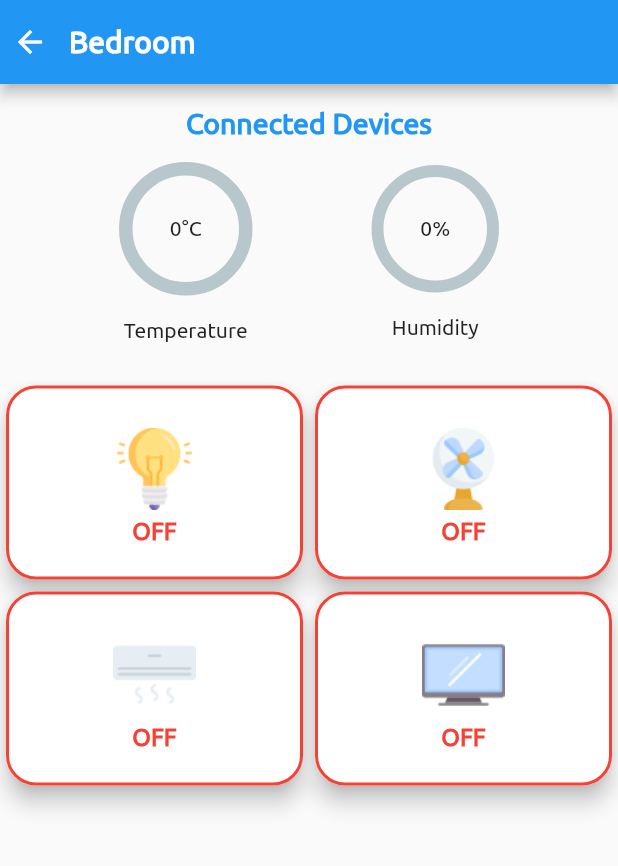
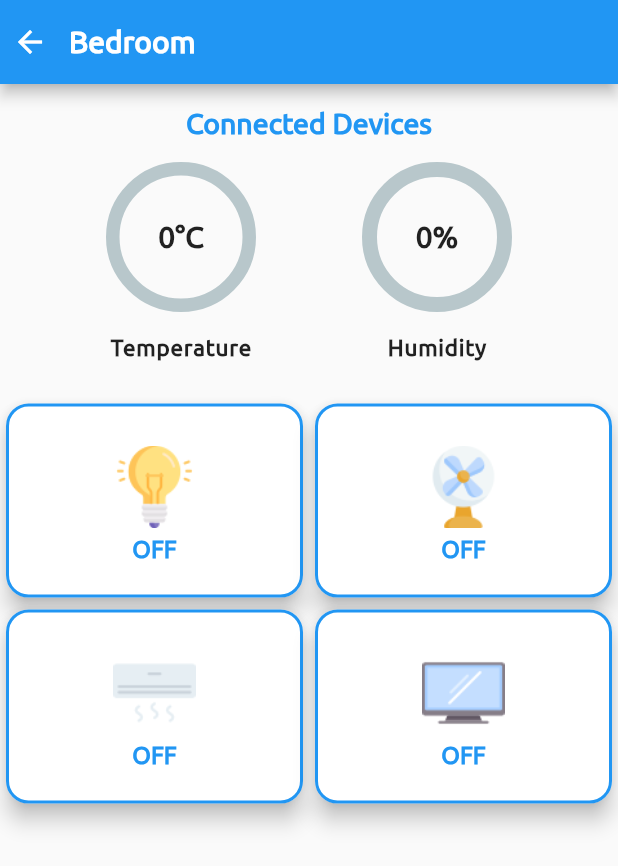
Before and after one commit to prog-harsh/SmartHomeApp, a Flutter app: the BedRoomScreen screen opened by its route, on a phone screen of 412 x 824 dp. Shown: the top 866 px of the screen. Run offline on Flutter 3.47's test engine with Material 2 defaults, Android fonts, the light colour scheme and no system bars; drawn by our look-alikes of percent_indicator; our stand-ins replace firebase_core, firebase_database; accounts and stored records are empty.

Commit message:
change bedroom_screen.dart ui

```diff
--- a/lib/screens/bedroom_screen.dart
+++ b/lib/screens/bedroom_screen.dart
@@ -1,3 +1,4 @@
+import 'package:flutter/cupertino.dart';
 import 'package:flutter/material.dart';
 import 'package:percent_indicator/percent_indicator.dart';
 import 'package:firebase_database/firebase_database.dart';
@@ -59,11 +60,14 @@ class _BedRoomScreenState extends State<BedRoomScreen> {
                     CircularPercentIndicator(
                       animation: true,
                       animationDuration: 1000,
-                      radius: 89.0,
+                      radius: 100.0,
                       lineWidth: 9.0,
-                      curve: Curves.slowMiddle,
+                      curve: Curves.linear,
+                      widgetIndicator: Icon(Icons.circle,color: Colors.blue,),
                       percent: temp.toDouble() / 100,
-                      center: new Text("$temp°C"),
+                      center: new Text("$temp°C",style: TextStyle(fontWeight: FontWeight.bold,
+                      fontSize: 20
+                      ),),
                       linearGradient: LinearGradient(
                         begin: Alignment.topCenter,
                         colors: [
@@ -77,7 +81,10 @@ class _BedRoomScreenState extends State<BedRoomScreen> {
                     SizedBox(
                       height: 15,
                     ),
-                    Text('Temperature'),
+                    Text('Temperature',style: TextStyle(
+                        fontWeight: FontWeight.bold,
+                        letterSpacing: 0.5,
+                        fontSize: 15.0)),
                   ],
                 ),
                 Column(
@@ -85,11 +92,12 @@ class _BedRoomScreenState extends State<BedRoomScreen> {
                     CircularPercentIndicator(
                       animation: true,
                       animationDuration: 1000,
-                      radius: 85.0,
-                      lineWidth: 8.0,
-                      curve: Curves.slowMiddle,
+                      radius: 100.0,
+                      lineWidth: 10.0,
+                      widgetIndicator: Icon(Icons.circle,color: Colors.blue,),
+                      curve: Curves.linear,
                       percent: hum.toDouble() / 100,
-                      center: new Text("$hum%"),
+                      center: new Text("$hum%",style: TextStyle(fontWeight: FontWeight.bold,fontSize: 20),),
                       linearGradient: LinearGradient(
                         begin: Alignment.topCenter,
                         colors: [
@@ -103,7 +111,11 @@ class _BedRoomScreenState extends State<BedRoomScreen> {
                     SizedBox(
                       height: 15,
                     ),
-                    Text('Humidity'),
+                    Text('Humidity',style: TextStyle(
+                        fontWeight: FontWeight.bold,
+                        letterSpacing: 0.5,
+                        fontSize: 15.0),
+                    ),
                   ],
                 )
               ],
@@ -132,7 +144,7 @@ class _BedRoomScreenState extends State<BedRoomScreen> {
                         ? gridItem(
                             'images/bulb.png', 'bulb', 'ON', Colors.green)
                         : gridItem(
-                            'images/bulb.png', 'bulb', 'OFF', Colors.red),
+                            'images/bulb.png', 'bulb', 'OFF', Colors.blue),
                   ),
                   InkWell(
                     onTap: () {
@@ -144,7 +156,7 @@ class _BedRoomScreenState extends State<BedRoomScreen> {
                     },
                     child: fan == 1
                         ? gridItem('images/fan.png', 'fan', 'ON', Colors.green)
-                        : gridItem('images/fan.png', 'fan', 'OFF', Colors.red),
+                        : gridItem('images/fan.png', 'fan', 'OFF', Colors.blue),
                   ),
                   InkWell(
                     onTap: () {
@@ -156,7 +168,7 @@ class _BedRoomScreenState extends State<BedRoomScreen> {
                     },
                     child: ac == 1
                         ? gridItem('images/ac.png', 'ac', 'ON', Colors.green)
-                        : gridItem('images/ac.png', 'ac', 'OFF', Colors.red),
+                        : gridItem('images/ac.png', 'ac', 'OFF', Colors.blue),
                   ),
                   InkWell(
                     onTap: () {
@@ -168,7 +180,7 @@ class _BedRoomScreenState extends State<BedRoomScreen> {
                     },
                     child: tv == 1
                         ? gridItem('images/tv.png', 'tv', 'ON', Colors.green)
-                        : gridItem('images/tv.png', 'tv', 'OFF', Colors.red),
+                        : gridItem('images/tv.png', 'tv', 'OFF', Colors.blue),
                   ),
                 ],
               ),
@@ -186,11 +198,11 @@ class _BedRoomScreenState extends State<BedRoomScreen> {
     return Card(
       elevation: 6,
       shape: RoundedRectangleBorder(
-        borderRadius: BorderRadius.circular(20),
+        borderRadius: BorderRadius.circular(15),
       ),
       child: Container(
         decoration: BoxDecoration(
-          borderRadius: BorderRadius.circular(20),
+          borderRadius: BorderRadius.circular(15),
           border: Border.all(color: color, width: 2),
         ),
         child: Column(
```
